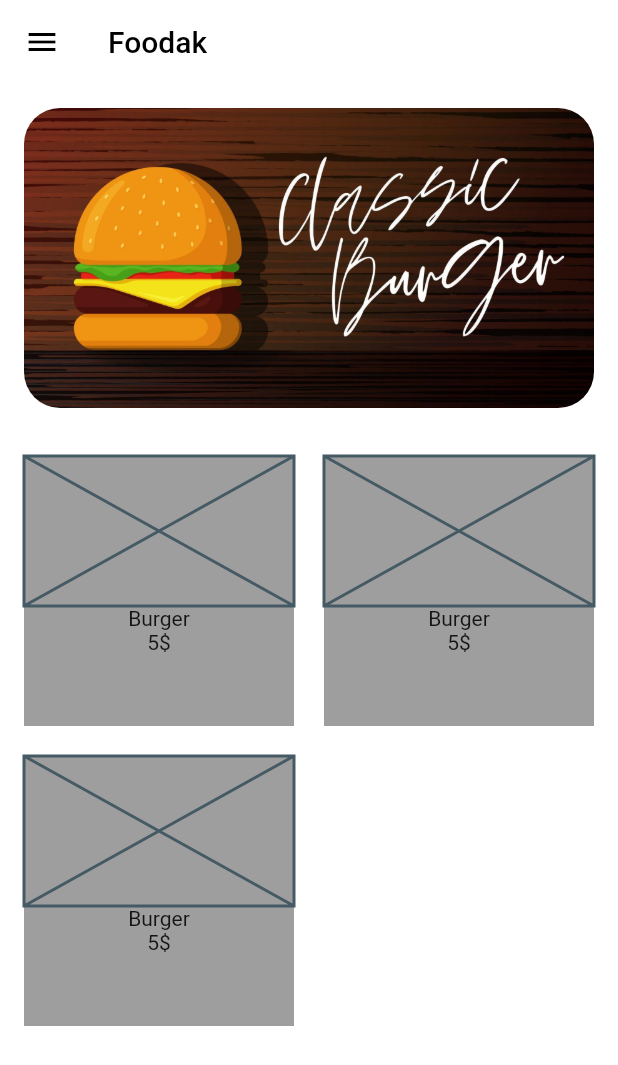
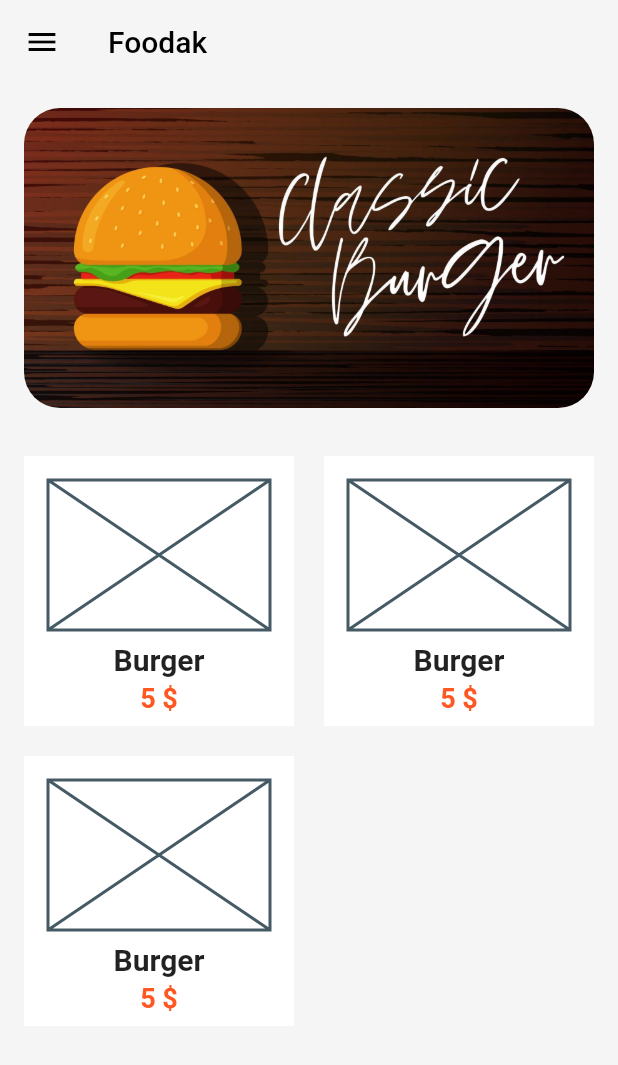
Before and after one commit to TarekAlabd/Food-Delivery-Flutter-Course, a Flutter app: the screen it shows after launch, on a phone screen of 412 x 824 dp. Shown: the top 1065 px of the screen. Run offline on Flutter 3.47's test engine with Material 2 defaults, Android fonts, the phone set to English and light mode, and no system bars.

Commit message:
feat: enhance the gridview item

```diff
--- a/lib/pages/home_page.dart
+++ b/lib/pages/home_page.dart
@@ -6,10 +6,10 @@ class HomePage extends StatelessWidget {
   @override
   Widget build(BuildContext context) {
     return Scaffold(
-      backgroundColor: Colors.white,
+      backgroundColor: Colors.grey[100],
       appBar: AppBar(
         title: const Text('Foodak'),
-        backgroundColor: Colors.white,
+        backgroundColor: Colors.grey[100],
         foregroundColor: Colors.black,
         elevation: 0,
       ),
@@ -41,44 +41,98 @@ class HomePage extends StatelessWidget {
                 children: [
                   Container(
                     decoration: BoxDecoration(
-                      color: Colors.grey,
+                      color: Colors.white,
                     ),
+                    child: Padding(
+                      padding: const EdgeInsets.all(16.0),
                       child: Column(
-                      children: [
+                        children: const [
                           Placeholder(
                             fallbackHeight: 100,
                           ),
-                        Text('Burger'),
-                        Text('5\$'),
+                          SizedBox(height: 8.0),
+                          Text(
+                            'Burger',
+                            style: TextStyle(
+                              fontSize: 20,
+                              fontWeight: FontWeight.w600,
+                            ),
+                          ),
+                          SizedBox(height: 4.0),
+                          Text(
+                            '5 \$',
+                            style: TextStyle(
+                              fontSize: 18,
+                              fontWeight: FontWeight.bold,
+                              color: Colors.deepOrange,
+                            ),
+                          ),
                         ],
+                      ),
                     ),
                   ),
                   Container(
                     decoration: BoxDecoration(
-                      color: Colors.grey,
+                      color: Colors.white,
                     ),
+                    child: Padding(
+                      padding: const EdgeInsets.all(16.0),
                       child: Column(
-                      children: [
+                        children: const [
                           Placeholder(
                             fallbackHeight: 100,
                           ),
-                        Text('Burger'),
-                        Text('5\$'),
+                          SizedBox(height: 8.0),
+                          Text(
+                            'Burger',
+                            style: TextStyle(
+                              fontSize: 20,
+                              fontWeight: FontWeight.w600,
+                            ),
+                          ),
+                          SizedBox(height: 4.0),
+                          Text(
+                            '5 \$',
+                            style: TextStyle(
+                              fontSize: 18,
+                              fontWeight: FontWeight.bold,
+                              color: Colors.deepOrange,
+                            ),
+                          ),
                         ],
+                      ),
                     ),
                   ),
                   Container(
                     decoration: BoxDecoration(
-                      color: Colors.grey,
+                      color: Colors.white,
                     ),
+                    child: Padding(
+                      padding: const EdgeInsets.all(16.0),
                       child: Column(
-                      children: [
+                        children: const [
                           Placeholder(
                             fallbackHeight: 100,
                           ),
-                        Text('Burger'),
-                        Text('5\$'),
+                          SizedBox(height: 8.0),
+                          Text(
+                            'Burger',
+                            style: TextStyle(
+                              fontSize: 20,
+                              fontWeight: FontWeight.w600,
+                            ),
+                          ),
+                          SizedBox(height: 4.0),
+                          Text(
+                            '5 \$',
+                            style: TextStyle(
+                              fontSize: 18,
+                              fontWeight: FontWeight.bold,
+                              color: Colors.deepOrange,
+                            ),
+                          ),
                         ],
+                      ),
                     ),
                   ),
                 ],
```
Lines whose indentation alone changed are shown as unchanged.
